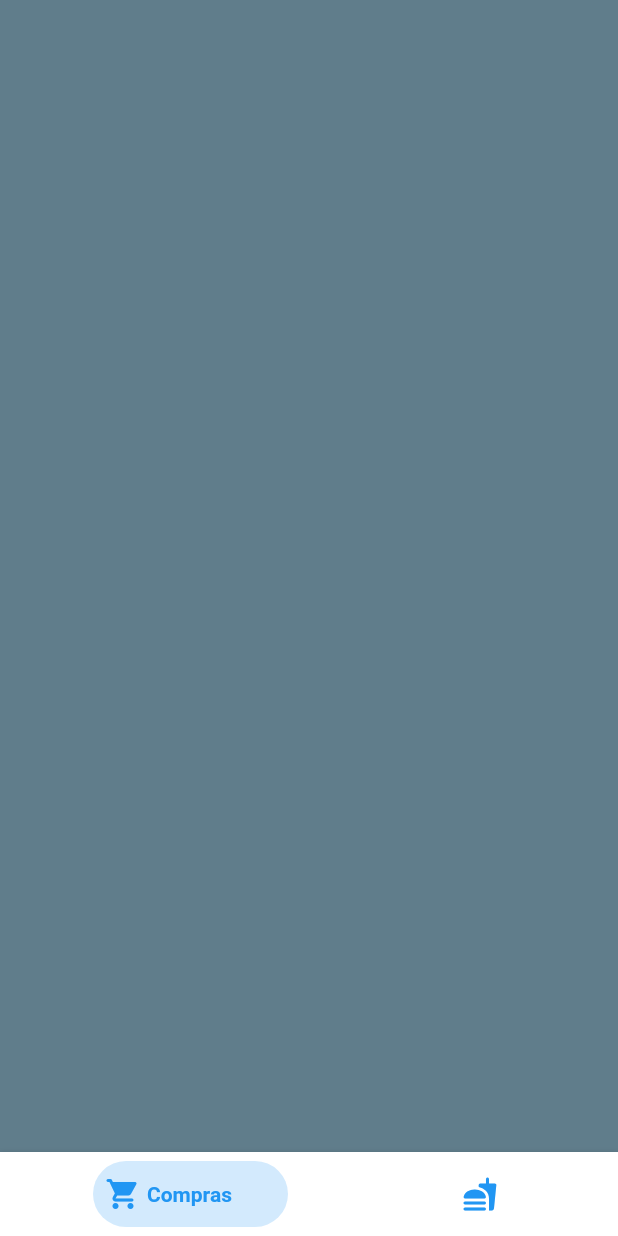
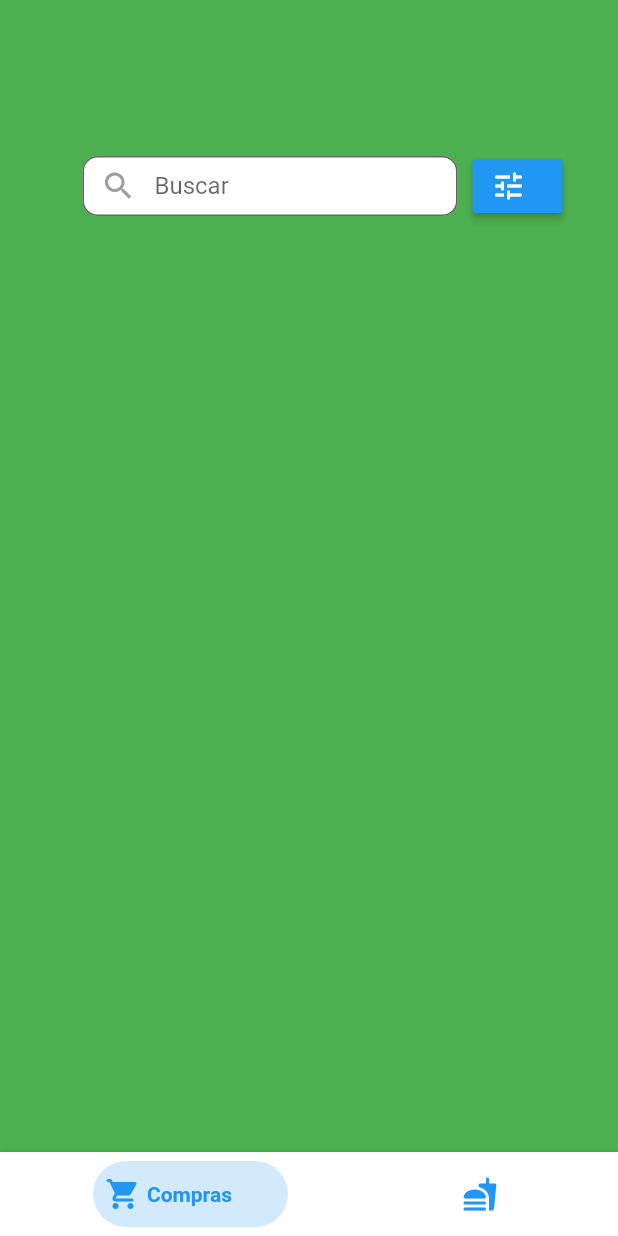
Before and after one commit to EmmanuelRodriguezV/Samsito, a Flutter app: the screen it shows after launch, on a phone screen of 412 x 824 dp. Run offline on Flutter 3.47's test engine with Material 2 defaults, Android fonts, the phone set to English and light mode, and no system bars; drawn by our look-alikes of bottom_navy_bar.

Commit message:
search bar added
added search bar in pageCompras class

```diff
--- a/flutter_app2/lib/main.dart
+++ b/flutter_app2/lib/main.dart
@@ -1,5 +1,7 @@
 import 'package:flutter/material.dart';
 import 'package:bottom_navy_bar/bottom_navy_bar.dart';
+import './pages/PageCompras.dart';
+import './pages/PageProductos.dart';
 void main() {
   runApp(MyApp());
 }
@@ -16,19 +18,8 @@ class MyApp extends StatelessWidget {
     );
   }
 }
-
 class MyHomePage extends StatefulWidget {
   MyHomePage({Key key, this.title}) : super(key: key);
-
-  // This widget is the home page of your application. It is stateful, meaning
-  // that it has a State object (defined below) that contains fields that affect
-  // how it looks.
-
-  // This class is the configuration for the state. It holds the values (in this
-  // case the title) provided by the parent (in this case the App widget) and
-  // used by the build method of the State. Fields in a Widget subclass are
-  // always marked "final".
-
   final String title;
 
   @override
@@ -63,8 +54,8 @@ class _MyHomePageState extends State<MyHomePage> {
             });
           },
           children: <Widget>[
-            Container(color: Colors.blueGrey,),
-            Container(color: Colors.blue,),
+            PageCompras(),
+            PageProductos() ,
           ],
         ),
       ),
--- /dev/null
+++ b/flutter_app2/lib/pages/PageCompras.dart
@@ -0,0 +1,53 @@
+
+import 'package:flutter/material.dart';
+class PageCompras extends StatefulWidget {
+  @override
+  _PageComprasState createState() => _PageComprasState();
+}
+
+class _PageComprasState extends State<PageCompras> {
+  @override
+  Widget build(BuildContext context) {
+    return  Container(
+        width: 600,
+        height: 600,
+        color: Colors.green,
+        child: Column(
+          children: [
+            Padding(
+              padding: const EdgeInsets.fromLTRB(55, 100, 0, 0),
+              child: Row(
+                mainAxisAlignment: MainAxisAlignment.start,
+                children: [
+                  SizedBox(
+                    width: 250,
+                    height: 40,
+                    child: TextField(
+                      decoration: InputDecoration(
+                        prefixIcon: Icon(Icons.search ,color: Colors.grey,),
+                        filled: true,
+                          contentPadding: EdgeInsets.only(
+                            bottom: 12,
+                            left: 30// HERE THE IMPORTANT PART
+                          ),
+                        border: new OutlineInputBorder(
+                          borderRadius: const BorderRadius.all(
+                            const Radius.circular(10.0),
+                          ),
+                        ),
+                        fillColor: Colors.white,
+                        hintText: 'Buscar',
+                      ),
+
+                    ),
+                  ),
+                 SizedBox(width: 10),
+                 SizedBox(width:60 , child: RaisedButton.icon( color: Colors.blue, icon: Icon( Icons.tune_rounded ,color: Colors.white,)  , onPressed: () => { }, label: Text('',style: TextStyle(color: Colors.white),),))
+                ],
+              ),
+            )
+          ],
+        )
+    );
+  }
+}
```
Also changed, not shown: flutter_app2/lib/components/CardBigList.dart (added, +11 -0 lines), flutter_app2/lib/pages/PageProductos.dart (added, +21 -0 lines).
